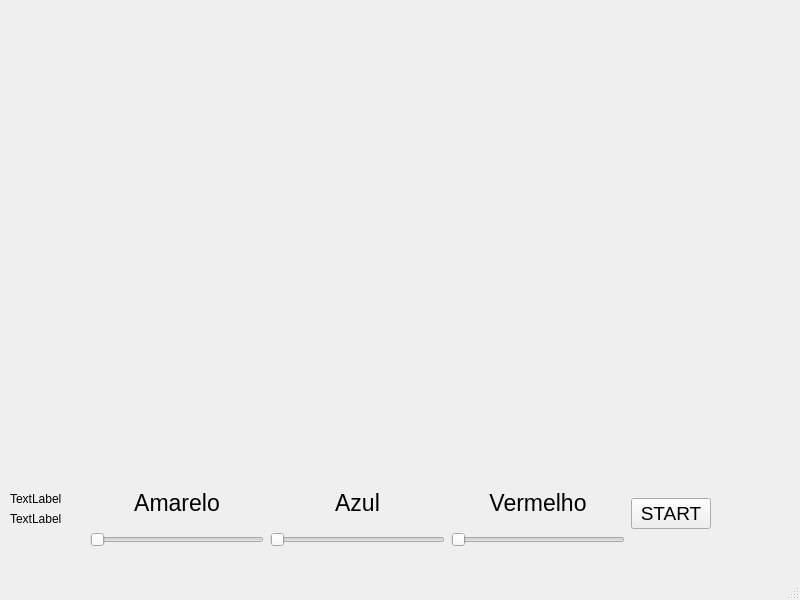
The window that train-simulation/mainwindow.ui (peterwilfride/train-rail-simulation) describes before a commit, drawn with Qt 5.
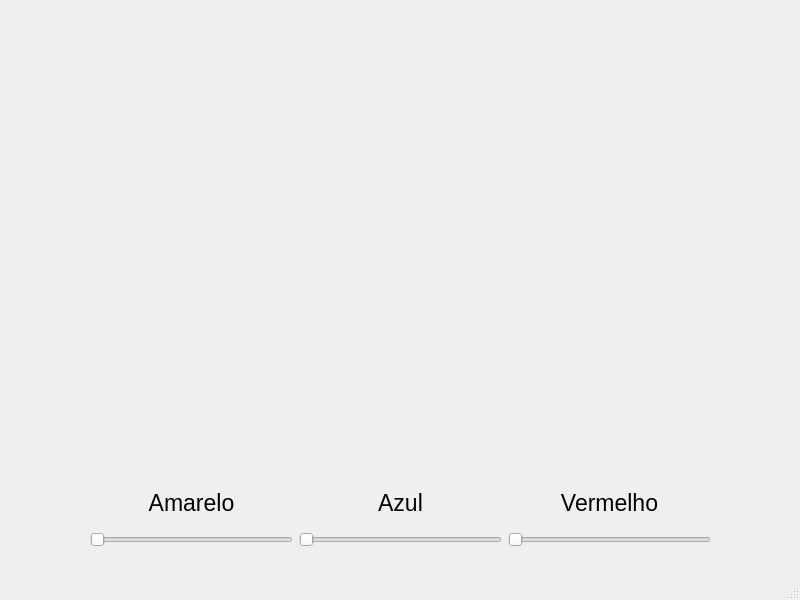
The same window after the commit.

What changed in the file:
```diff
--- a/train-simulation/mainwindow.ui
+++ b/train-simulation/mainwindow.ui
@@ -112,49 +112,8 @@
        </item>
       </layout>
      </item>
-     <item>
-      <widget class="QPushButton" name="pushButton">
-       <property name="font">
-        <font>
-         <pointsize>14</pointsize>
-        </font>
-       </property>
-       <property name="text">
-        <string>START</string>
-       </property>
-       <property name="flat">
-        <bool>false</bool>
-       </property>
-      </widget>
-     </item>
     </layout>
    </widget>
-   <widget class="QLabel" name="label_px">
-    <property name="geometry">
-     <rect>
-      <x>10</x>
-      <y>490</y>
-      <width>66</width>
-      <height>18</height>
-     </rect>
-    </property>
-    <property name="text">
-     <string>TextLabel</string>
-    </property>
-   </widget>
-   <widget class="QLabel" name="label_py">
-    <property name="geometry">
-     <rect>
-      <x>10</x>
-      <y>510</y>
-      <width>66</width>
-      <height>18</height>
-     </rect>
-    </property>
-    <property name="text">
-     <string>TextLabel</string>
-    </property>
-   </widget>
   </widget>
   <widget class="QMenuBar" name="menubar">
    <property name="geometry">
```
Left out of the diff: 2 changed lines with no effect on the pictures.
